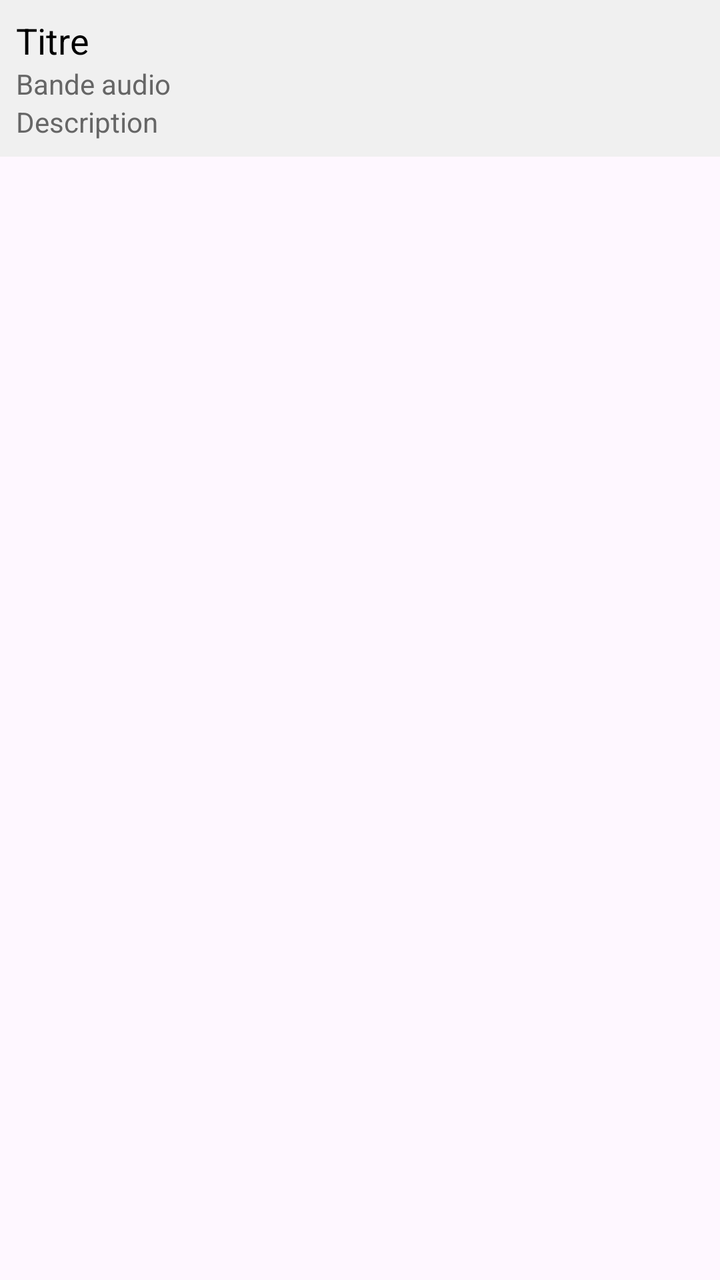
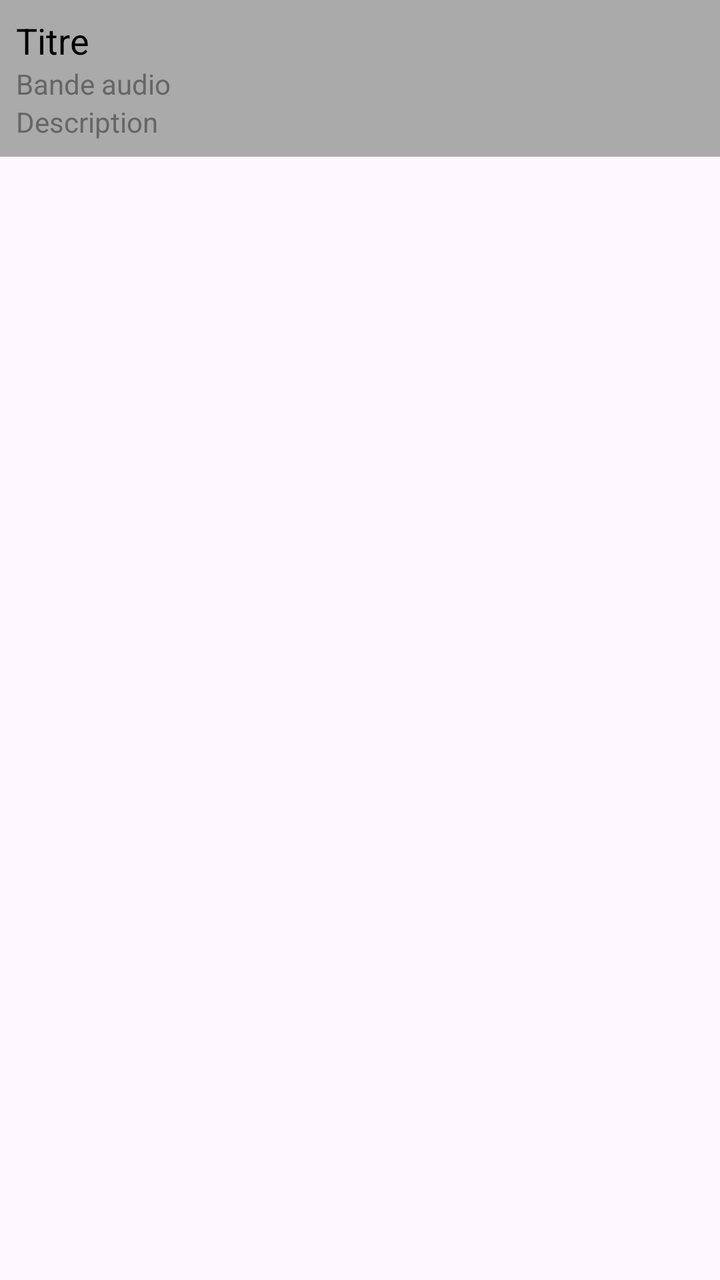

The first picture is an Android layout as it rendered before a commit; the second is the same layout after the commit. The layout source and the unified diff follow.
<!-- AndroidManifest.xml: application theme Theme.CatalogueMultimedia -->
<!-- res/layout/layout_content.xml -->
<?xml version="1.0" encoding="utf-8"?>
<LinearLayout
    xmlns:android="http://schemas.android.com/apk/res/android"
    xmlns:tools="http://schemas.android.com/tools"
    android:layout_width="match_parent"
    android:layout_height="wrap_content"
    android:orientation="horizontal"
    xmlns:app="http://schemas.android.com/apk/res-auto"
    android:gravity="center_horizontal"
    tools:ignore="ExtraText">
    <ImageView
        android:id="@+id/myImageView"
        android:layout_width="0dp"
        android:layout_height="match_parent"
        android:contentDescription="description"
        app:layout_constraintWidth_percent="0.3"
        tools:ignore="Suspicious0dp" /> 

    <LinearLayout
        android:layout_width="match_parent"
        android:layout_height="wrap_content"
        android:orientation="vertical"
        android:padding="8dp"
        android:background="#f0f0f0">



        <TextView
            android:id="@+id/titleTextView"
            android:layout_width="wrap_content"
            android:layout_height="wrap_content"
            android:text="@string/titre"
            android:textSize="18sp"
            android:textColor="#000000" />

        <TextView
            android:id="@+id/soundTrackTextView"
            android:layout_width="wrap_content"
            android:layout_height="wrap_content"
            android:text="@string/bande_audio"
            android:textSize="14sp"
            android:textColor="#666666" />

        <TextView
            android:id="@+id/descriptionTextView"
            android:layout_width="wrap_content"
            android:layout_height="wrap_content"
            android:text="@string/description"
            android:textSize="14sp"
            android:textColor="#666666" />
    </LinearLayout>



</LinearLayout>
<!-- resources referenced by this layout -->
<resources>
  <string name="bande_audio">Bande audio</string>
  <string name="description">Description</string>
  <string name="titre">Titre</string>
  <style name="Theme.CatalogueMultimedia" parent="Base.Theme.CatalogueMultimedia" />
  <style name="Base.Theme.CatalogueMultimedia" parent="Theme.Material3.DayNight.NoActionBar">
          
          
      </style>
</resources>

<!-- the commit's change to res/layout/layout_content.xml (unified diff, before → after) -->
@@ -21,7 +21,7 @@
         android:layout_height="wrap_content"
         android:orientation="vertical"
         android:padding="8dp"
-        android:background="#f0f0f0">
+        android:background="#AAAAAA">
 
 
 
